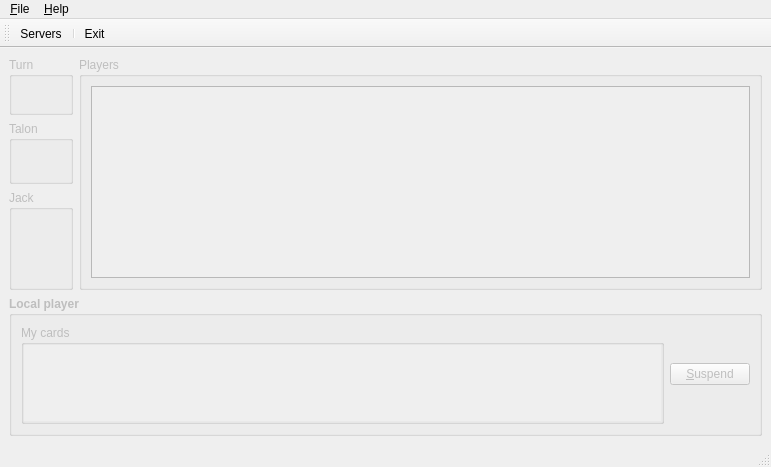
The window that src/mainwindow.ui (velnias75/NetMauMau-Qt-Client) describes before a commit, drawn with Qt 5.
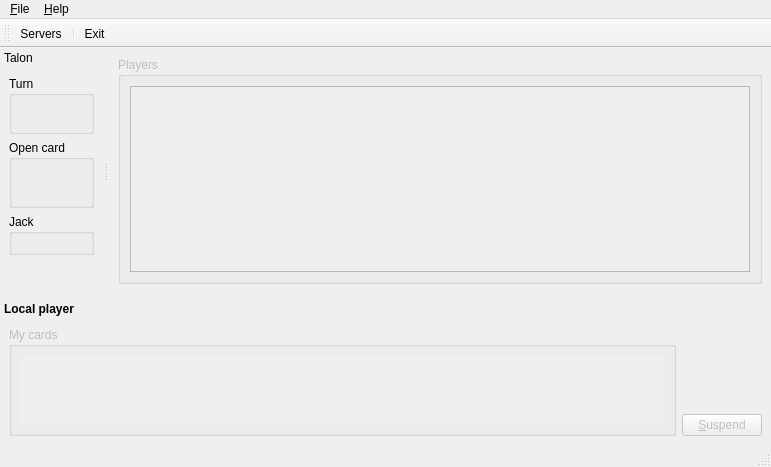
The same window after the commit. Icons and pictures are not drawn. Custom widgets are drawn as their Qt base class.

Commit message: mainwindow layout dockable

Diff of the .ui file:
```diff
--- a/src/mainwindow.ui
+++ b/src/mainwindow.ui
@@ -25,105 +25,10 @@
    <property name="enabled">
     <bool>false</bool>
    </property>
-   <layout class="QVBoxLayout" name="verticalLayout_3">
-    <item>
-     <layout class="QVBoxLayout" name="verticalLayout_2">
-      <item>
        <layout class="QHBoxLayout" name="horizontalLayout">
-        <item>
-         <layout class="QVBoxLayout" name="verticalLayout">
-          <item>
-           <widget class="QGroupBox" name="groupBox">
-            <property name="sizePolicy">
-             <sizepolicy hsizetype="Minimum" vsizetype="Maximum">
-              <horstretch>0</horstretch>
-              <verstretch>0</verstretch>
-             </sizepolicy>
-            </property>
-            <property name="title">
-             <string>Turn</string>
-            </property>
-            <layout class="QVBoxLayout" name="verticalLayout_5">
-             <item>
-              <widget class="QLabel" name="turnLabel">
-               <property name="font">
-                <font>
-                 <pointsize>11</pointsize>
-                </font>
-               </property>
-               <property name="text">
-                <string/>
-               </property>
-               <property name="alignment">
-                <set>Qt::AlignCenter</set>
-               </property>
-              </widget>
-             </item>
-            </layout>
-           </widget>
-          </item>
-          <item>
-           <widget class="QGroupBox" name="talonGroup">
-            <property name="sizePolicy">
-             <sizepolicy hsizetype="Minimum" vsizetype="Maximum">
-              <horstretch>0</horstretch>
-              <verstretch>0</verstretch>
-             </sizepolicy>
-            </property>
-            <property name="title">
-             <string>Talon</string>
-            </property>
-            <layout class="QVBoxLayout" name="verticalLayout_4">
-             <item>
-              <widget class="CardWidget" name="openCard">
-               <property name="focusPolicy">
-                <enum>Qt::NoFocus</enum>
-               </property>
-               <property name="flat">
-                <bool>true</bool>
-               </property>
-              </widget>
-             </item>
-            </layout>
-           </widget>
-          </item>
-          <item>
-           <widget class="QGroupBox" name="groupBox_2">
-            <property name="sizePolicy">
-             <sizepolicy hsizetype="Minimum" vsizetype="Preferred">
-              <horstretch>0</horstretch>
-              <verstretch>0</verstretch>
-             </sizepolicy>
-            </property>
-            <property name="title">
-             <string>Jack</string>
-            </property>
-            <layout class="QVBoxLayout" name="verticalLayout_7">
-             <item>
-              <widget class="SuitLabel" name="jackSuit" native="true">
-               <property name="suitDescription" stdset="0">
-                <cstring></cstring>
-               </property>
-              </widget>
-             </item>
-             <item>
-              <spacer name="verticalSpacer">
-               <property name="orientation">
-                <enum>Qt::Vertical</enum>
-               </property>
-               <property name="sizeHint" stdset="0">
-                <size>
-                 <width>20</width>
-                 <height>40</height>
-                </size>
-               </property>
-              </spacer>
-             </item>
-            </layout>
-           </widget>
-          </item>
-         </layout>
-        </item>
+    <property name="sizeConstraint">
+     <enum>QLayout::SetMinimumSize</enum>
+    </property>
         <item>
          <widget class="QGroupBox" name="remoteGroup">
           <property name="sizePolicy">
@@ -189,105 +94,6 @@
          </widget>
         </item>
        </layout>
-      </item>
-      <item>
-       <widget class="QGroupBox" name="playerGroup">
-        <property name="sizePolicy">
-         <sizepolicy hsizetype="Preferred" vsizetype="MinimumExpanding">
-          <horstretch>0</horstretch>
-          <verstretch>0</verstretch>
-         </sizepolicy>
-        </property>
-        <property name="font">
-         <font>
-          <weight>75</weight>
-          <bold>true</bold>
-         </font>
-        </property>
-        <property name="title">
-         <string>Local player</string>
-        </property>
-        <layout class="QVBoxLayout" name="verticalLayout_6">
-         <item>
-          <layout class="QHBoxLayout" name="horizontalLayout_3">
-           <item>
-            <widget class="QGroupBox" name="myCardsGroup">
-             <property name="enabled">
-              <bool>false</bool>
-             </property>
-             <property name="font">
-              <font>
-               <weight>50</weight>
-               <bold>false</bold>
-              </font>
-             </property>
-             <property name="title">
-              <string>My cards</string>
-             </property>
-             <layout class="QHBoxLayout" name="horizontalLayout_4">
-              <property name="margin">
-               <number>0</number>
-              </property>
-              <item>
-               <widget class="QScrollArea" name="myCardsScrollArea">
-                <property name="frameShape">
-                 <enum>QFrame::NoFrame</enum>
-                </property>
-                <property name="frameShadow">
-                 <enum>QFrame::Plain</enum>
-                </property>
-                <property name="verticalScrollBarPolicy">
-                 <enum>Qt::ScrollBarAlwaysOff</enum>
-                </property>
-                <property name="widgetResizable">
-                 <bool>true</bool>
-                </property>
-                <widget class="QWidget" name="widget">
-                 <property name="geometry">
-                  <rect>
-                   <x>0</x>
-                   <y>0</y>
-                   <width>654</width>
-                   <height>72</height>
-                  </rect>
-                 </property>
-                 <layout class="QHBoxLayout" name="myCardsLayout"/>
-                </widget>
-               </widget>
-              </item>
-             </layout>
-            </widget>
-           </item>
-           <item>
-            <widget class="QPushButton" name="suspendButton">
-             <property name="enabled">
-              <bool>false</bool>
-             </property>
-             <property name="sizePolicy">
-              <sizepolicy hsizetype="Maximum" vsizetype="Fixed">
-               <horstretch>0</horstretch>
-               <verstretch>0</verstretch>
-              </sizepolicy>
-             </property>
-             <property name="font">
-              <font>
-               <weight>50</weight>
-               <bold>false</bold>
-              </font>
-             </property>
-             <property name="text">
-              <string>&amp;Suspend</string>
-             </property>
-            </widget>
-           </item>
-          </layout>
-         </item>
-        </layout>
-       </widget>
-      </item>
-     </layout>
-    </item>
-   </layout>
   </widget>
   <widget class="QMenuBar" name="menubar">
    <property name="geometry">
@@ -337,6 +143,264 @@
    <addaction name="separator"/>
    <addaction name="actionExit"/>
   </widget>
+  <widget class="QDockWidget" name="cardsTurnDock">
+   <property name="features">
+    <set>QDockWidget::DockWidgetMovable</set>
+   </property>
+   <property name="allowedAreas">
+    <set>Qt::LeftDockWidgetArea|Qt::RightDockWidgetArea</set>
+   </property>
+   <property name="windowTitle">
+    <string>Talon</string>
+   </property>
+   <attribute name="dockWidgetArea">
+    <number>1</number>
+   </attribute>
+   <widget class="QWidget" name="dockWidgetContents">
+    <layout class="QVBoxLayout" name="verticalLayout">
+     <item>
+      <widget class="QGroupBox" name="groupBox">
+       <property name="sizePolicy">
+        <sizepolicy hsizetype="Minimum" vsizetype="Maximum">
+         <horstretch>0</horstretch>
+         <verstretch>0</verstretch>
+        </sizepolicy>
+       </property>
+       <property name="title">
+        <string>Turn</string>
+       </property>
+       <layout class="QVBoxLayout" name="verticalLayout_5">
+        <item>
+         <widget class="QLabel" name="turnLabel">
+          <property name="font">
+           <font>
+            <pointsize>11</pointsize>
+           </font>
+          </property>
+          <property name="text">
+           <string/>
+          </property>
+          <property name="alignment">
+           <set>Qt::AlignCenter</set>
+          </property>
+         </widget>
+        </item>
+       </layout>
+      </widget>
+     </item>
+     <item>
+      <widget class="QGroupBox" name="talonGroup">
+       <property name="sizePolicy">
+        <sizepolicy hsizetype="Minimum" vsizetype="Maximum">
+         <horstretch>0</horstretch>
+         <verstretch>0</verstretch>
+        </sizepolicy>
+       </property>
+       <property name="title">
+        <string>Open card</string>
+       </property>
+       <layout class="QVBoxLayout" name="verticalLayout_4">
+        <item>
+         <widget class="CardWidget" name="openCard">
+          <property name="font">
+           <font>
+            <pointsize>12</pointsize>
+           </font>
+          </property>
+          <property name="focusPolicy">
+           <enum>Qt::NoFocus</enum>
+          </property>
+          <property name="flat">
+           <bool>true</bool>
+          </property>
+         </widget>
+        </item>
+       </layout>
+      </widget>
+     </item>
+     <item>
+      <widget class="QGroupBox" name="groupBox_2">
+       <property name="sizePolicy">
+        <sizepolicy hsizetype="Minimum" vsizetype="MinimumExpanding">
+         <horstretch>0</horstretch>
+         <verstretch>0</verstretch>
+        </sizepolicy>
+       </property>
+       <property name="title">
+        <string>Jack</string>
+       </property>
+       <layout class="QVBoxLayout" name="verticalLayout_7">
+        <item>
+         <spacer name="verticalSpacer_3">
+          <property name="orientation">
+           <enum>Qt::Vertical</enum>
+          </property>
+          <property name="sizeHint" stdset="0">
+           <size>
+            <width>20</width>
+            <height>0</height>
+           </size>
+          </property>
+         </spacer>
+        </item>
+        <item>
+         <widget class="SuitLabel" name="jackSuit" native="true">
+          <property name="font">
+           <font>
+            <pointsize>12</pointsize>
+           </font>
+          </property>
+          <property name="suitDescription" stdset="0">
+           <cstring></cstring>
+          </property>
+         </widget>
+        </item>
+       </layout>
+      </widget>
+     </item>
+     <item>
+      <spacer name="verticalSpacer">
+       <property name="orientation">
+        <enum>Qt::Vertical</enum>
+       </property>
+       <property name="sizeHint" stdset="0">
+        <size>
+         <width>17</width>
+         <height>35</height>
+        </size>
+       </property>
+      </spacer>
+     </item>
+    </layout>
+   </widget>
+  </widget>
+  <widget class="QDockWidget" name="localPlayerDock">
+   <property name="font">
+    <font>
+     <weight>75</weight>
+     <bold>true</bold>
+    </font>
+   </property>
+   <property name="features">
+    <set>QDockWidget::DockWidgetMovable</set>
+   </property>
+   <property name="allowedAreas">
+    <set>Qt::BottomDockWidgetArea|Qt::TopDockWidgetArea</set>
+   </property>
+   <property name="windowTitle">
+    <string>Local player</string>
+   </property>
+   <attribute name="dockWidgetArea">
+    <number>8</number>
+   </attribute>
+   <widget class="QWidget" name="dockWidgetContents_3">
+    <property name="sizePolicy">
+     <sizepolicy hsizetype="MinimumExpanding" vsizetype="Maximum">
+      <horstretch>0</horstretch>
+      <verstretch>0</verstretch>
+     </sizepolicy>
+    </property>
+    <layout class="QHBoxLayout" name="horizontalLayout_4">
+     <property name="sizeConstraint">
+      <enum>QLayout::SetNoConstraint</enum>
+     </property>
+     <item>
+      <layout class="QHBoxLayout" name="horizontalLayout_3">
+       <item>
+        <widget class="QGroupBox" name="myCardsGroup">
+         <property name="enabled">
+          <bool>false</bool>
+         </property>
+         <property name="sizePolicy">
+          <sizepolicy hsizetype="Preferred" vsizetype="Maximum">
+           <horstretch>0</horstretch>
+           <verstretch>0</verstretch>
+          </sizepolicy>
+         </property>
+         <property name="font">
+          <font>
+           <weight>50</weight>
+           <bold>false</bold>
+          </font>
+         </property>
+         <property name="title">
+          <string>My cards</string>
+         </property>
+         <layout class="QVBoxLayout" name="verticalLayout_9">
+          <item>
+           <widget class="QScrollArea" name="myCardsScrollArea">
+            <property name="frameShape">
+             <enum>QFrame::NoFrame</enum>
+            </property>
+            <property name="frameShadow">
+             <enum>QFrame::Plain</enum>
+            </property>
+            <property name="verticalScrollBarPolicy">
+             <enum>Qt::ScrollBarAlwaysOff</enum>
+            </property>
+            <property name="widgetResizable">
+             <bool>true</bool>
+            </property>
+            <widget class="QWidget" name="widget">
+             <property name="geometry">
+              <rect>
+               <x>0</x>
+               <y>0</y>
+               <width>660</width>
+               <height>72</height>
+              </rect>
+             </property>
+             <layout class="QHBoxLayout" name="myCardsLayout"/>
+            </widget>
+           </widget>
+          </item>
+         </layout>
+        </widget>
+       </item>
+       <item>
+        <layout class="QVBoxLayout" name="verticalLayout_6">
+         <item>
+          <spacer name="verticalSpacer_2">
+           <property name="orientation">
+            <enum>Qt::Vertical</enum>
+           </property>
+           <property name="sizeHint" stdset="0">
+            <size>
+             <width>20</width>
+             <height>40</height>
+            </size>
+           </property>
+          </spacer>
+         </item>
+         <item>
+          <widget class="QPushButton" name="suspendButton">
+           <property name="enabled">
+            <bool>false</bool>
+           </property>
+           <property name="sizePolicy">
+            <sizepolicy hsizetype="Maximum" vsizetype="Fixed">
+             <horstretch>0</horstretch>
+             <verstretch>0</verstretch>
+            </sizepolicy>
+           </property>
+           <property name="font">
+            <font>
+             <weight>50</weight>
+             <bold>false</bold>
+            </font>
+           </property>
+           <property name="text">
+            <string>&amp;Suspend</string>
+           </property>
+          </widget>
+         </item>
+        </layout>
+       </item>
+      </layout>
+     </item>
+    </layout>
+   </widget>
+  </widget>
   <action name="actionServer">
    <property name="icon">
     <iconset theme="network-server">
```
Lines whose indentation alone changed are shown as unchanged. The commit also changes 2 other files.
